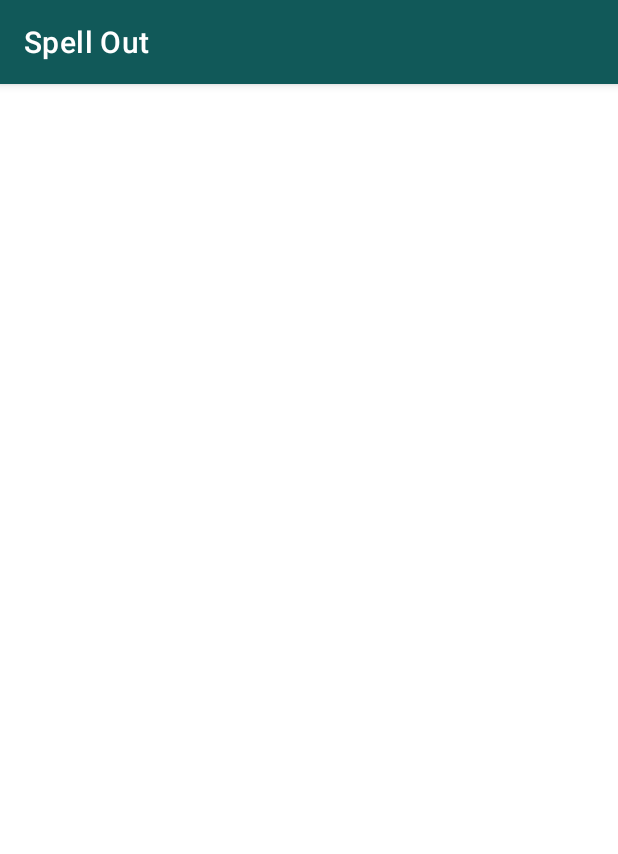
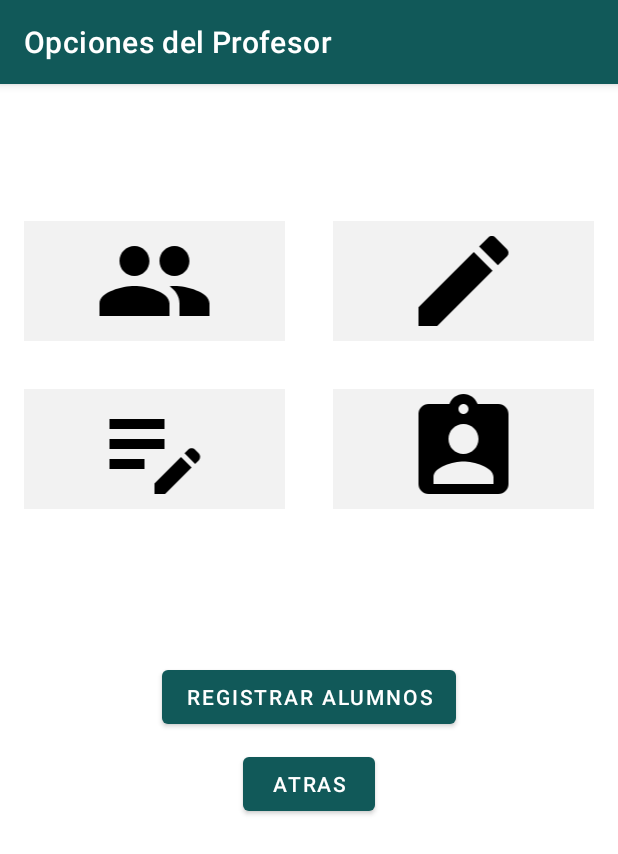
Before and after one commit to HeydiLitardo/spell_out_app, an Android app: the Inicio screen opened directly, with no data from a screen before it, on a phone screen of 412 x 824 dp. Shown: the top 854 px of the screen. Run offline under Robolectric (Android 15) with nearby library versions, the phone set to English and light mode, and no system bars.

Commit message:
Pantalla de opciones profesor

```diff
--- a/app/src/main/java/com/example/spellout/Inicio.kt
+++ b/app/src/main/java/com/example/spellout/Inicio.kt
@@ -2,10 +2,50 @@ package com.example.spellout
 
 import androidx.appcompat.app.AppCompatActivity
 import android.os.Bundle
+import android.widget.Button
+import android.widget.ImageView
+import com.google.android.material.bottomappbar.BottomAppBar
 
 class Inicio : AppCompatActivity() {
+
+
+
     override fun onCreate(savedInstanceState: Bundle?) {
         super.onCreate(savedInstanceState)
         setContentView(R.layout.activity_inicio)
+
+        title = "Opciones del Profesor"
+
+        val alumnos = findViewById<ImageView>(R.id.alumnos)
+        val crearActividad = findViewById<ImageView>(R.id.crear_actividad)
+        val notas = findViewById<ImageView>(R.id.notas)
+        val asignarActividad = findViewById<ImageView>(R.id.asignar_actividad)
+        val btnRegistrar = findViewById<Button>(R.id.btn_registrar_alumnos)
+        val btnAtras = findViewById<Button>(R.id.btn_atras)
+
+        alumnos.setOnClickListener {
+
+        }
+
+        crearActividad.setOnClickListener {
+
+        }
+
+        notas.setOnClickListener {
+
+        }
+
+        asignarActividad.setOnClickListener {
+
+        }
+
+        btnRegistrar.setOnClickListener {
+
+        }
+
+        btnAtras.setOnClickListener {
+
+        }
     }
+
 }
--- /dev/null
+++ b/app/src/main/res/drawable/baseline_assignment_ind_24.xml
@@ -0,0 +1,5 @@
+<vector android:height="24dp" android:tint="#000000"
+    android:viewportHeight="24" android:viewportWidth="24"
+    android:width="24dp" xmlns:android="http://schemas.android.com/apk/res/android">
+    <path android:fillColor="@android:color/white" android:pathData="M19,3h-4.18C14.4,1.84 13.3,1 12,1c-1.3,0 -2.4,0.84 -2.82,2L5,3c-1.1,0 -2,0.9 -2,2v14c0,1.1 0.9,2 2,2h14c1.1,0 2,-0.9 2,-2L21,5c0,-1.1 -0.9,-2 -2,-2zM12,3c0.55,0 1,0.45 1,1s-0.45,1 -1,1 -1,-0.45 -1,-1 0.45,-1 1,-1zM12,7c1.66,0 3,1.34 3,3s-1.34,3 -3,3 -3,-1.34 -3,-3 1.34,-3 3,-3zM18,19L6,19v-1.4c0,-2 4,-3.1 6,-3.1s6,1.1 6,3.1L18,19z"/>
+</vector>
--- /dev/null
+++ b/app/src/main/res/drawable/baseline_create_24.xml
@@ -0,0 +1,5 @@
+<vector android:height="24dp" android:tint="#000000"
+    android:viewportHeight="24" android:viewportWidth="24"
+    android:width="24dp" xmlns:android="http://schemas.android.com/apk/res/android">
+    <path android:fillColor="@android:color/white" android:pathData="M3,17.25V21h3.75L17.81,9.94l-3.75,-3.75L3,17.25zM20.71,7.04c0.39,-0.39 0.39,-1.02 0,-1.41l-2.34,-2.34c-0.39,-0.39 -1.02,-0.39 -1.41,0l-1.83,1.83 3.75,3.75 1.83,-1.83z"/>
+</vector>
--- /dev/null
+++ b/app/src/main/res/drawable/baseline_edit_note_24.xml
@@ -0,0 +1,5 @@
+<vector android:height="24dp" android:tint="#000000"
+    android:viewportHeight="24" android:viewportWidth="24"
+    android:width="24dp" xmlns:android="http://schemas.android.com/apk/res/android">
+    <path android:fillColor="@android:color/white" android:pathData="M3,10h11v2H3V10zM3,8h11V6H3V8zM3,16h7v-2H3V16zM18.01,12.87l0.71,-0.71c0.39,-0.39 1.02,-0.39 1.41,0l0.71,0.71c0.39,0.39 0.39,1.02 0,1.41l-0.71,0.71L18.01,12.87zM17.3,13.58l-5.3,5.3V21h2.12l5.3,-5.3L17.3,13.58z"/>
+</vector>
--- /dev/null
+++ b/app/src/main/res/drawable/baseline_people_24.xml
@@ -0,0 +1,5 @@
+<vector android:height="24dp" android:tint="#000000"
+    android:viewportHeight="24" android:viewportWidth="24"
+    android:width="24dp" xmlns:android="http://schemas.android.com/apk/res/android">
+    <path android:fillColor="@android:color/white" android:pathData="M16,11c1.66,0 2.99,-1.34 2.99,-3S17.66,5 16,5c-1.66,0 -3,1.34 -3,3s1.34,3 3,3zM8,11c1.66,0 2.99,-1.34 2.99,-3S9.66,5 8,5C6.34,5 5,6.34 5,8s1.34,3 3,3zM8,13c-2.33,0 -7,1.17 -7,3.5L1,19h14v-2.5c0,-2.33 -4.67,-3.5 -7,-3.5zM16,13c-0.29,0 -0.62,0.02 -0.97,0.05 1.16,0.84 1.97,1.97 1.97,3.45L17,19h6v-2.5c0,-2.33 -4.67,-3.5 -7,-3.5z"/>
+</vector>
--- /dev/null
+++ b/app/src/main/res/drawable/selector_button.xml
@@ -0,0 +1,5 @@
+<?xml version="1.0" encoding="utf-8"?>
+<selector xmlns:android="http://schemas.android.com/apk/res/android">
+        <item android:state_pressed="true" android:drawable="@color/primary" />
+        <item android:drawable="@color/whiteSmook" />
+</selector>
--- a/app/src/main/res/layout/activity_inicio.xml
+++ b/app/src/main/res/layout/activity_inicio.xml
@@ -6,4 +6,81 @@
     android:layout_height="match_parent"
     tools:context=".Inicio">
 
+    <LinearLayout
+        android:layout_width="match_parent"
+        android:layout_height="match_parent"
+        android:orientation="vertical">
+
+        <GridLayout
+            android:layout_width="match_parent"
+            android:layout_height="wrap_content"
+            android:layout_marginVertical="75dp"
+
+            android:columnCount="2"
+            android:rowCount="2">
+
+            <ImageView
+                android:id="@+id/alumnos"
+                android:layout_width="0dp"
+                android:layout_height="80dp"
+                android:layout_row="0"
+                android:layout_column="0"
+                android:layout_columnWeight="1"
+                android:background="@drawable/selector_button"
+                android:layout_margin="16dp"
+                android:src="@drawable/baseline_people_24" />
+
+            <ImageView
+                android:id="@+id/crear_actividad"
+                android:layout_width="0dp"
+                android:layout_height="80dp"
+                android:layout_row="0"
+                android:layout_column="1"
+                android:layout_columnWeight="1"
+                android:background="@drawable/selector_button"
+                android:layout_margin="16dp"
+                android:src="@drawable/baseline_create_24" />
+
+            <ImageView
+                android:id="@+id/notas"
+                android:layout_width="0dp"
+                android:layout_height="80dp"
+                android:layout_row="1"
+                android:layout_column="0"
+                android:layout_columnWeight="1"
+                android:background="@drawable/selector_button"
+                android:layout_margin="16dp"
+                android:src="@drawable/baseline_edit_note_24" />
+
+            <ImageView
+                android:id="@+id/asignar_actividad"
+                android:layout_width="0dp"
+                android:layout_height="80dp"
+                android:layout_row="1"
+                android:layout_column="1"
+                android:layout_columnWeight="1"
+                android:background="@drawable/selector_button"
+                android:layout_margin="16dp"
+                android:src="@drawable/baseline_assignment_ind_24" />
+
+        </GridLayout>
+
+        <Button
+            android:id="@+id/btn_registrar_alumnos"
+            android:layout_marginTop="10dp"
+            android:layout_width="wrap_content"
+            android:layout_height="wrap_content"
+            android:layout_gravity="center"
+            android:text="Registrar alumnos" />
+
+        <Button
+            android:id="@+id/btn_atras"
+            android:layout_marginTop="10dp"
+            android:layout_width="wrap_content"
+            android:layout_height="wrap_content"
+            android:layout_gravity="center"
+            android:text="Atras" />
+
+
+    </LinearLayout>
 </androidx.constraintlayout.widget.ConstraintLayout>
--- a/app/src/main/res/layout/activity_main.xml
+++ b/app/src/main/res/layout/activity_main.xml
@@ -112,21 +112,13 @@
             android:id="@+id/btn_registrar"
             android:layout_width="match_parent"
             android:layout_height="wrap_content"
-            android:backgroundTint="@color/whiteSmook"
+            android:backgroundTint="@color/primary"
             android:text="Registrar"
             app:layout_constraintBottom_toBottomOf="parent"
             app:layout_constraintEnd_toEndOf="parent"
             app:layout_constraintStart_toStartOf="parent"
             app:layout_constraintTop_toBottomOf="@+id/btn_iniciar" />
 
-        <com.google.android.material.button.MaterialButton
-            android:id="@+id/text_buttondf"
-            android:layout_width="match_parent"
-            android:layout_height="wrap_content"
-            android:text="Mi enlace"
-            style="@style/Widget.MaterialComponents.Button.TextButton"
-            app:iconTint="@color/primary"
-            app:backgroundTint="@android:color/transparent" />
     </LinearLayout>
 
 
```
